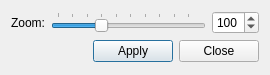
Above: zoomdialog.ui from zjucsxxd/Qt-Image-Viewer-1 before the change. Below: the same form after it.
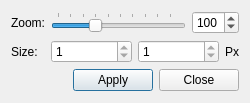
That is the form after the change.

Commit message: Add toolbar (with zoom slider) and improve the zoom dialog

The edit to the form file:
```diff
--- a/zoomdialog.ui
+++ b/zoomdialog.ui
@@ -9,23 +9,23 @@
    <rect>
     <x>0</x>
     <y>0</y>
-    <width>270</width>
-    <height>75</height>
+    <width>250</width>
+    <height>103</height>
    </rect>
   </property>
   <property name="windowTitle">
    <string>Dialog</string>
   </property>
-  <layout class="QVBoxLayout" name="verticalLayout">
-   <item>
+  <layout class="QFormLayout" name="formLayout">
+   <item row="0" column="0">
+    <widget class="QLabel" name="zoomLabel">
+     <property name="text">
+      <string>Zoom:</string>
+     </property>
+    </widget>
+   </item>
+   <item row="0" column="1">
     <layout class="QHBoxLayout" name="horizontalLayout">
-     <item>
-      <widget class="QLabel" name="zoomLabel">
-       <property name="text">
-        <string>Zoom:</string>
-       </property>
-      </widget>
-     </item>
      <item>
       <widget class="QSlider" name="zoomSlider">
        <property name="minimum">
@@ -69,7 +69,63 @@
      </item>
     </layout>
    </item>
-   <item>
+   <item row="1" column="0">
+    <widget class="QLabel" name="label">
+     <property name="text">
+      <string>Size:</string>
+     </property>
+    </widget>
+   </item>
+   <item row="1" column="1">
+    <layout class="QHBoxLayout" name="horizontalLayout_3">
+     <item>
+      <widget class="QSpinBox" name="xBox">
+       <property name="sizePolicy">
+        <sizepolicy hsizetype="Minimum" vsizetype="Fixed">
+         <horstretch>1</horstretch>
+         <verstretch>0</verstretch>
+        </sizepolicy>
+       </property>
+       <property name="readOnly">
+        <bool>true</bool>
+       </property>
+       <property name="minimum">
+        <number>1</number>
+       </property>
+       <property name="maximum">
+        <number>1000000</number>
+       </property>
+      </widget>
+     </item>
+     <item>
+      <widget class="QSpinBox" name="yBox">
+       <property name="sizePolicy">
+        <sizepolicy hsizetype="Minimum" vsizetype="Fixed">
+         <horstretch>1</horstretch>
+         <verstretch>0</verstretch>
+        </sizepolicy>
+       </property>
+       <property name="readOnly">
+        <bool>true</bool>
+       </property>
+       <property name="minimum">
+        <number>1</number>
+       </property>
+       <property name="maximum">
+        <number>1000000</number>
+       </property>
+      </widget>
+     </item>
+     <item>
+      <widget class="QLabel" name="label_2">
+       <property name="text">
+        <string>Px</string>
+       </property>
+      </widget>
+     </item>
+    </layout>
+   </item>
+   <item row="2" column="0" colspan="2">
     <layout class="QHBoxLayout" name="horizontalLayout_2">
      <item>
       <spacer name="horizontalSpacer">
```
Left out of the diff: 51 changed lines with no effect on the pictures. The commit also changes 6 other files.
